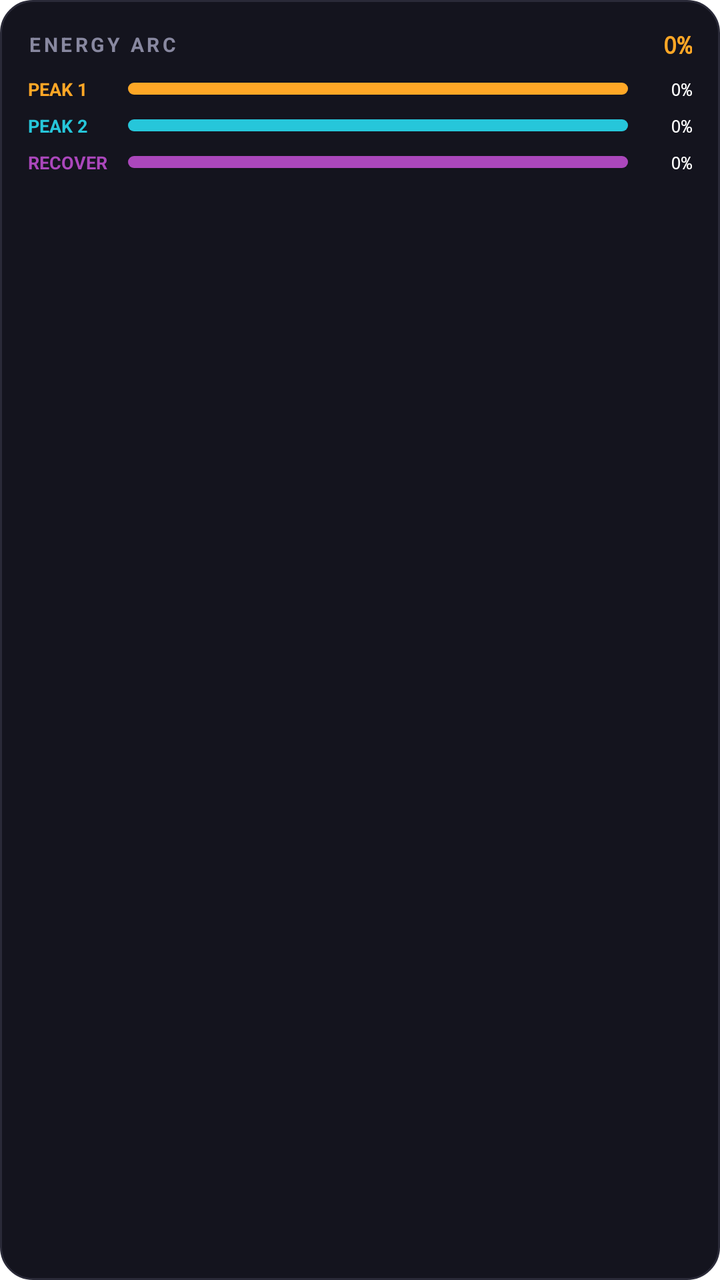
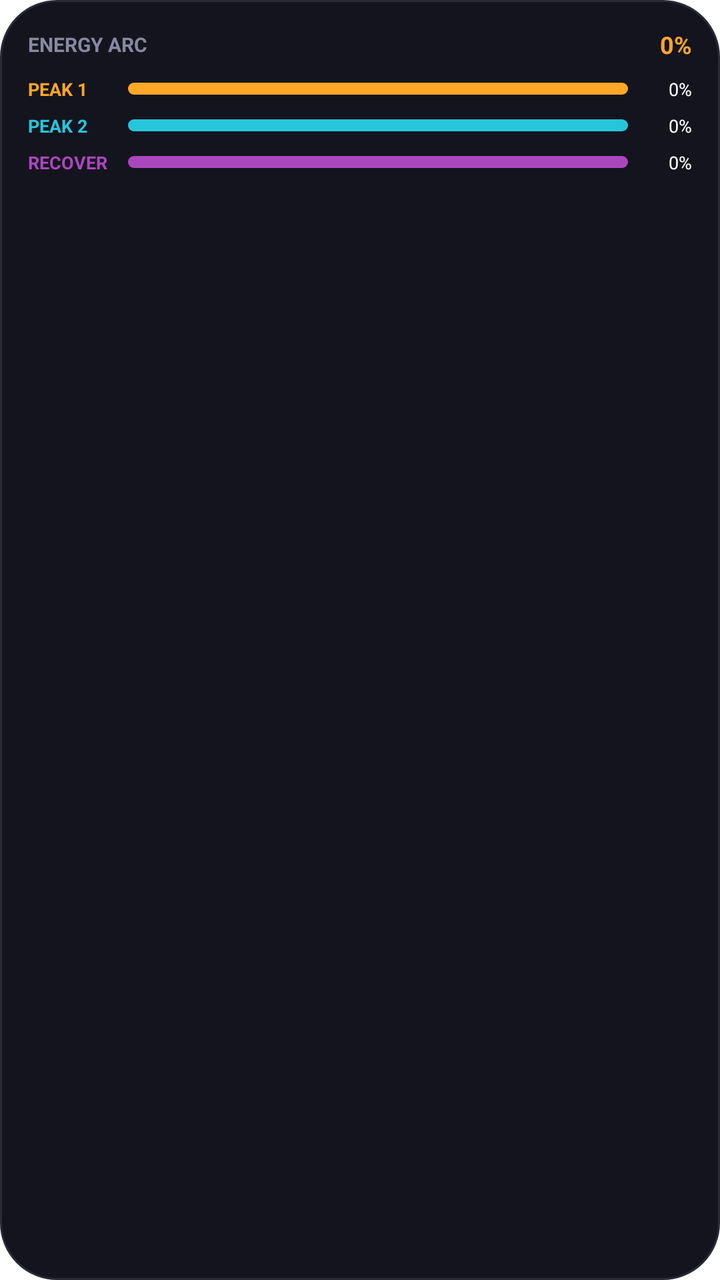

Two renders of the same Android screen: before a commit and after it. Below are the layout's source before the change and the commit's diff.
<!-- AndroidManifest.xml: fallback theme Theme.MaterialComponents.DayNight.NoActionBar -->
<!-- res/layout/widget_energy_arc.xml -->
<?xml version="1.0" encoding="utf-8"?>
<LinearLayout xmlns:android="http://schemas.android.com/apk/res/android"
    android:id="@+id/widget_root"
    android:layout_width="match_parent"
    android:layout_height="match_parent"
    android:background="@drawable/widget_card_bg"
    android:orientation="vertical"
    android:padding="14dp">

    
    <LinearLayout
        android:layout_width="match_parent"
        android:layout_height="wrap_content"
        android:gravity="center_vertical"
        android:orientation="horizontal">

        <TextView
            android:layout_width="wrap_content"
            android:layout_height="wrap_content"
            android:text="ENERGY ARC"
            android:textColor="#8888A0"
            android:textSize="10sp"
            android:textStyle="bold"
            android:letterSpacing="0.15" />

        <View
            android:layout_width="0dp"
            android:layout_height="1dp"
            android:layout_weight="1" />

        <TextView
            android:id="@+id/tv_energy_avg"
            android:layout_width="wrap_content"
            android:layout_height="wrap_content"
            android:text="0%"
            android:textColor="#FFA726"
            android:textSize="12sp"
            android:textStyle="bold"
            android:typeface="monospace" />
    </LinearLayout>

    
    <LinearLayout
        android:layout_width="match_parent"
        android:layout_height="wrap_content"
        android:layout_marginTop="8dp"
        android:gravity="center_vertical"
        android:orientation="horizontal">

        <TextView
            android:layout_width="50dp"
            android:layout_height="wrap_content"
            android:text="PEAK 1"
            android:textColor="#FFA726"
            android:textSize="9sp"
            android:textStyle="bold" />

        <ProgressBar
            android:id="@+id/pb_peak1"
            style="?android:attr/progressBarStyleHorizontal"
            android:layout_width="0dp"
            android:layout_height="6dp"
            android:layout_weight="1"
            android:background="@drawable/widget_progress_track"
            android:progressDrawable="@drawable/widget_fill_orange"
            android:max="100"
            android:progress="0" />

        <TextView
            android:id="@+id/tv_peak1_pct"
            android:layout_width="32dp"
            android:layout_height="wrap_content"
            android:gravity="end"
            android:text="0%"
            android:textColor="#FFFFFF"
            android:textSize="9sp"
            android:typeface="monospace" />
    </LinearLayout>

    
    <LinearLayout
        android:layout_width="match_parent"
        android:layout_height="wrap_content"
        android:layout_marginTop="6dp"
        android:gravity="center_vertical"
        android:orientation="horizontal">

        <TextView
            android:layout_width="50dp"
            android:layout_height="wrap_content"
            android:text="PEAK 2"
            android:textColor="#26C6DA"
            android:textSize="9sp"
            android:textStyle="bold" />

        <ProgressBar
            android:id="@+id/pb_peak2"
            style="?android:attr/progressBarStyleHorizontal"
            android:layout_width="0dp"
            android:layout_height="6dp"
            android:layout_weight="1"
            android:background="@drawable/widget_progress_track"
            android:progressDrawable="@drawable/widget_fill_cyan"
            android:max="100"
            android:progress="0" />

        <TextView
            android:id="@+id/tv_peak2_pct"
            android:layout_width="32dp"
            android:layout_height="wrap_content"
            android:gravity="end"
            android:text="0%"
            android:textColor="#FFFFFF"
            android:textSize="9sp"
            android:typeface="monospace" />
    </LinearLayout>

    
    <LinearLayout
        android:layout_width="match_parent"
        android:layout_height="wrap_content"
        android:layout_marginTop="6dp"
        android:gravity="center_vertical"
        android:orientation="horizontal">

        <TextView
            android:layout_width="50dp"
            android:layout_height="wrap_content"
            android:text="RECOVER"
            android:textColor="#AB47BC"
            android:textSize="9sp"
            android:textStyle="bold" />

        <ProgressBar
            android:id="@+id/pb_recovery"
            style="?android:attr/progressBarStyleHorizontal"
            android:layout_width="0dp"
            android:layout_height="6dp"
            android:layout_weight="1"
            android:background="@drawable/widget_progress_track"
            android:progressDrawable="@drawable/widget_fill_purple"
            android:max="100"
            android:progress="0" />

        <TextView
            android:id="@+id/tv_recovery_pct"
            android:layout_width="32dp"
            android:layout_height="wrap_content"
            android:gravity="end"
            android:text="0%"
            android:textColor="#FFFFFF"
            android:textSize="9sp"
            android:typeface="monospace" />
    </LinearLayout>

</LinearLayout>
<!-- resources referenced by this layout -->
<resources>
  <!-- drawable widget_card_bg (drawable) -->
  <?xml version="1.0" encoding="utf-8"?>
  <shape xmlns:android="http://schemas.android.com/apk/res/android"
      android:shape="rectangle">
      <solid android:color="#14141E" />
      <corners android:radius="16dp" />
      <stroke
          android:width="1dp"
          android:color="#2A2A38" />
  </shape>
  <!-- drawable widget_fill_cyan (drawable) -->
  <?xml version="1.0" encoding="utf-8"?>
  <shape xmlns:android="http://schemas.android.com/apk/res/android"
      android:shape="rectangle">
      <solid android:color="#26C6DA" />
      <corners android:radius="6dp" />
  </shape>
  <!-- drawable widget_fill_orange (drawable) -->
  <?xml version="1.0" encoding="utf-8"?>
  <shape xmlns:android="http://schemas.android.com/apk/res/android"
      android:shape="rectangle">
      <solid android:color="#FFA726" />
      <corners android:radius="6dp" />
  </shape>
  <!-- drawable widget_fill_purple (drawable) -->
  <?xml version="1.0" encoding="utf-8"?>
  <shape xmlns:android="http://schemas.android.com/apk/res/android"
      android:shape="rectangle">
      <solid android:color="#AB47BC" />
      <corners android:radius="6dp" />
  </shape>
  <!-- drawable widget_progress_track (drawable) -->
  <?xml version="1.0" encoding="utf-8"?>
  <shape xmlns:android="http://schemas.android.com/apk/res/android"
      android:shape="rectangle">
      <solid android:color="#222230" />
      <corners android:radius="6dp" />
  </shape>
</resources>

<!-- the commit's change to res/layout/widget_energy_arc.xml (unified diff, before → after) -->
@@ -4,8 +4,9 @@
     android:layout_width="match_parent"
     android:layout_height="match_parent"
     android:background="@drawable/widget_card_bg"
+    android:gravity="center_horizontal"
     android:orientation="vertical"
-    android:padding="14dp">
+    android:padding="@dimen/widget_padding">
 
     
     <LinearLayout
@@ -20,10 +21,9 @@
             android:text="ENERGY ARC"
             android:textColor="#8888A0"
             android:textSize="10sp"
-            android:textStyle="bold"
-            android:letterSpacing="0.15" />
+            android:textStyle="bold" />
 
-        <View
+        <FrameLayout
             android:layout_width="0dp"
             android:layout_height="1dp"
             android:layout_weight="1" />
@@ -35,8 +35,7 @@
             android:text="0%"
             android:textColor="#FFA726"
             android:textSize="12sp"
-            android:textStyle="bold"
-            android:typeface="monospace" />
+            android:textStyle="bold" />
     </LinearLayout>
 
     
@@ -73,8 +72,7 @@
             android:gravity="end"
             android:text="0%"
             android:textColor="#FFFFFF"
-            android:textSize="9sp"
-            android:typeface="monospace" />
+            android:textSize="9sp" />
     </LinearLayout>
 
     
@@ -111,8 +109,7 @@
             android:gravity="end"
             android:text="0%"
             android:textColor="#FFFFFF"
-            android:textSize="9sp"
-            android:typeface="monospace" />
+            android:textSize="9sp" />
     </LinearLayout>
 
     
@@ -149,8 +146,7 @@
             android:gravity="end"
             android:text="0%"
             android:textColor="#FFFFFF"
-            android:textSize="9sp"
-            android:typeface="monospace" />
+            android:textSize="9sp" />
     </LinearLayout>
 
 </LinearLayout>
<!-- resource entries referenced after the edit -->
@@ -1,11 +1,12 @@
 <!-- resources referenced by this layout -->
 <resources>
+  <dimen name="widget_padding">14dp</dimen>
   <!-- drawable widget_card_bg (drawable) -->
   <?xml version="1.0" encoding="utf-8"?>
   <shape xmlns:android="http://schemas.android.com/apk/res/android"
       android:shape="rectangle">
       <solid android:color="#14141E" />
-      <corners android:radius="16dp" />
+      <corners android:radius="@dimen/widget_corner_radius" />
       <stroke
           android:width="1dp"
           android:color="#2A2A38" />
@@ -38,5 +39,6 @@
       <solid android:color="#222230" />
       <corners android:radius="6dp" />
   </shape>
+  <dimen name="widget_corner_radius">16dp</dimen>
 </resources>
 
